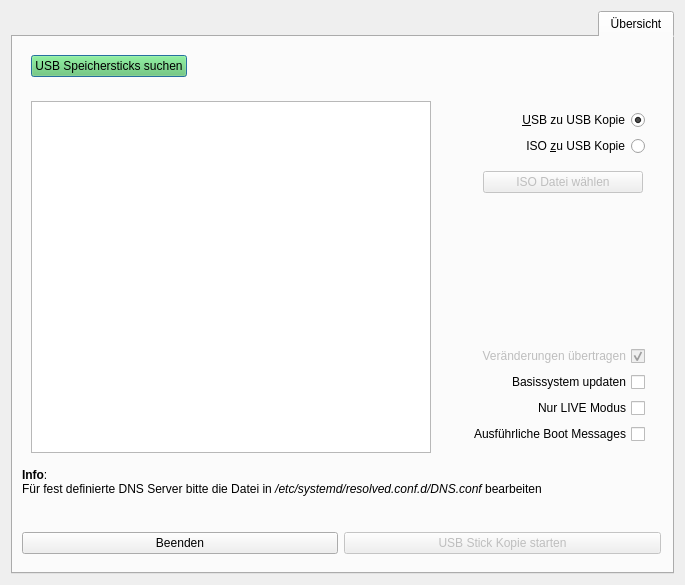
Old version of the form usbcreator/usbcreator.ui in the repository valueerrorx/life-builder.
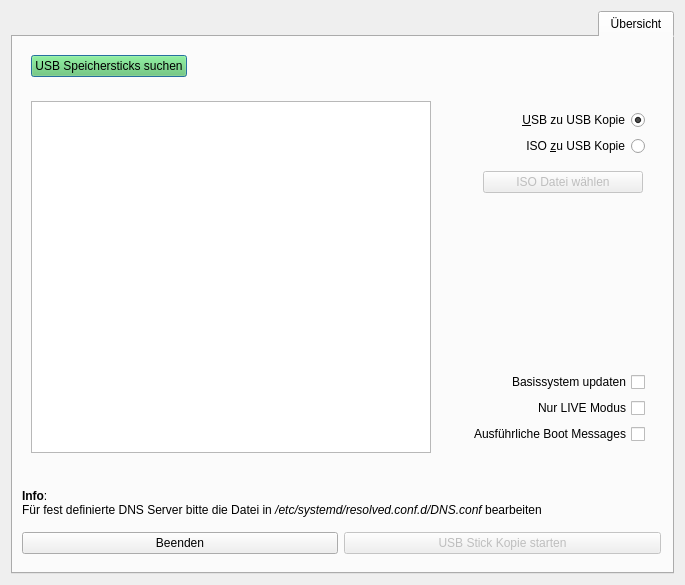
New version of the form. Icons and pictures are not drawn.

Diff of the .ui file:
```diff
--- a/usbcreator/usbcreator.ui
+++ b/usbcreator/usbcreator.ui
@@ -220,22 +220,6 @@
                </property>
               </spacer>
              </item>
-             <item>
-              <widget class="QCheckBox" name="copydata">
-               <property name="enabled">
-                <bool>false</bool>
-               </property>
-               <property name="toolTip">
-                <string>&lt;html&gt;&lt;head/&gt;&lt;body&gt;&lt;p&gt;Die Datenpartition vom Quell USB Stick&lt;/p&gt;&lt;p&gt;wird auf den Ziel USB Stick übertragen&lt;/p&gt;&lt;p&gt;(Konfiguration, zusätzliche Programme, Dateien)&lt;/p&gt;&lt;/body&gt;&lt;/html&gt;</string>
-               </property>
-               <property name="text">
-                <string>Veränderungen übertragen</string>
-               </property>
-               <property name="checked">
-                <bool>true</bool>
-               </property>
-              </widget>
-             </item>
              <item>
               <widget class="QCheckBox" name="update">
                <property name="toolTip">
@@ -348,13 +332,6 @@
          </layout>
         </widget>
        </item>
-       <item>
-        <widget class="QLabel" name="label">
-         <property name="text">
-          <string>&lt;html&gt;&lt;head/&gt;&lt;body&gt;&lt;p&gt;&lt;span style=&quot; font-weight:600;&quot;&gt;Info&lt;/span&gt;: &lt;br/&gt;Für fest definierte DNS Server bitte die Datei in &lt;span style=&quot; font-style:italic;&quot;&gt;/etc/systemd/resolved.conf.d/DNS.conf&lt;/span&gt; bearbeiten&lt;/p&gt;&lt;/body&gt;&lt;/html&gt;</string>
-         </property>
-        </widget>
-       </item>
        <item>
         <widget class="QLabel" name="deviceinfo">
          <property name="font">
@@ -375,6 +352,13 @@
          </property>
         </widget>
        </item>
+       <item>
+        <widget class="QLabel" name="label">
+         <property name="text">
+          <string>&lt;html&gt;&lt;head/&gt;&lt;body&gt;&lt;p&gt;&lt;span style=&quot; font-weight:600;&quot;&gt;Info&lt;/span&gt;: &lt;br/&gt;Für fest definierte DNS Server bitte die Datei in &lt;span style=&quot; font-style:italic;&quot;&gt;/etc/systemd/resolved.conf.d/DNS.conf&lt;/span&gt; bearbeiten&lt;/p&gt;&lt;/body&gt;&lt;/html&gt;</string>
+         </property>
+        </widget>
+       </item>
        <item>
         <widget class="QWidget" name="widget_2" native="true">
          <layout class="QHBoxLayout" name="horizontalLayout_2">
```
Left out of the diff: 16 changed lines with no effect on the pictures.
